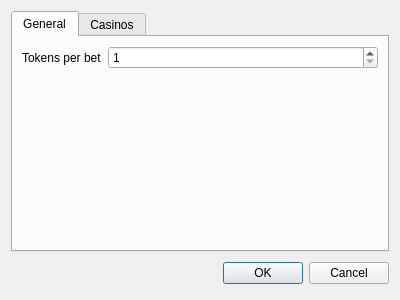
This is source/settingsdialog.ui in martin-kudlicka/roulette-bot as Qt 5 draws it before an edit. The edited form follows.
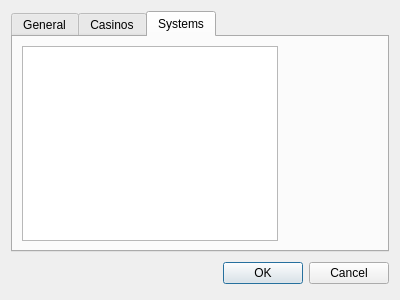
This is the edited form. The open tabs and pages were chosen to show the change.

Commit message: + load system plug-ins + configuration of system plug-ins

Diff of the .ui file:
```diff
--- a/source/settingsdialog.ui
+++ b/source/settingsdialog.ui
@@ -61,6 +61,23 @@
        </item>
       </layout>
      </widget>
+     <widget class="QWidget" name="tab_3">
+      <attribute name="title">
+       <string>Systems</string>
+      </attribute>
+      <layout class="QHBoxLayout" name="horizontalLayout_2">
+       <item>
+        <widget class="QTreeView" name="qtvSystems">
+         <property name="rootIsDecorated">
+          <bool>false</bool>
+         </property>
+        </widget>
+       </item>
+       <item>
+        <widget class="QStackedWidget" name="qswSystemSettings"/>
+       </item>
+      </layout>
+     </widget>
     </widget>
    </item>
    <item>
```
The commit also changes 13 other files.
